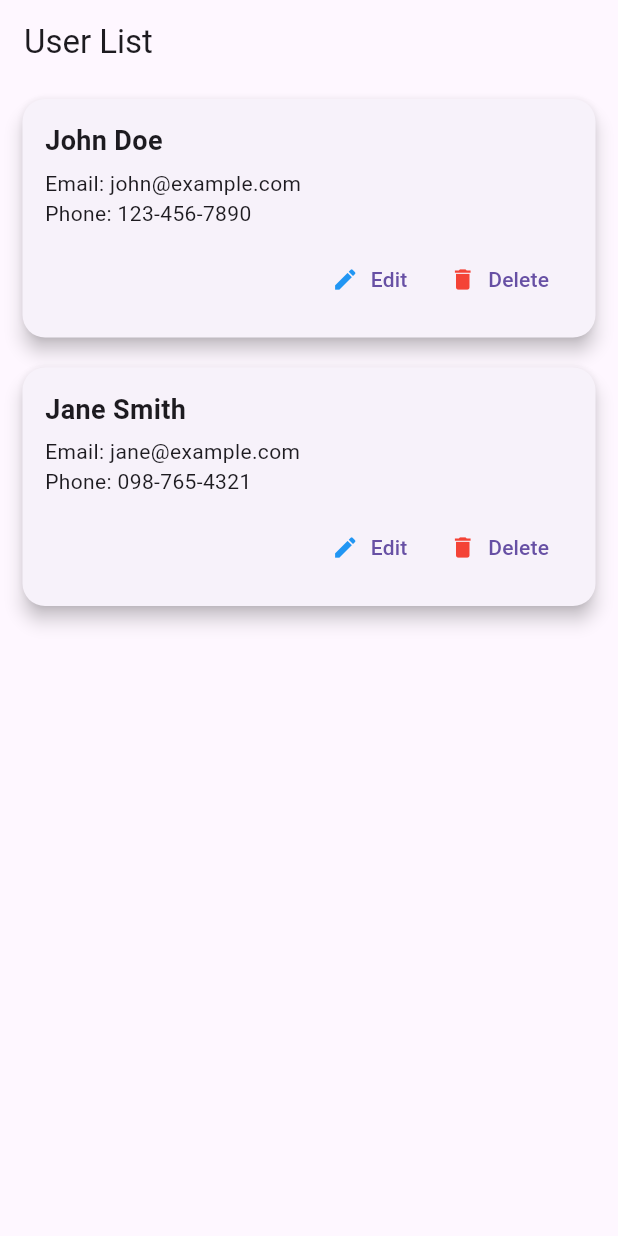
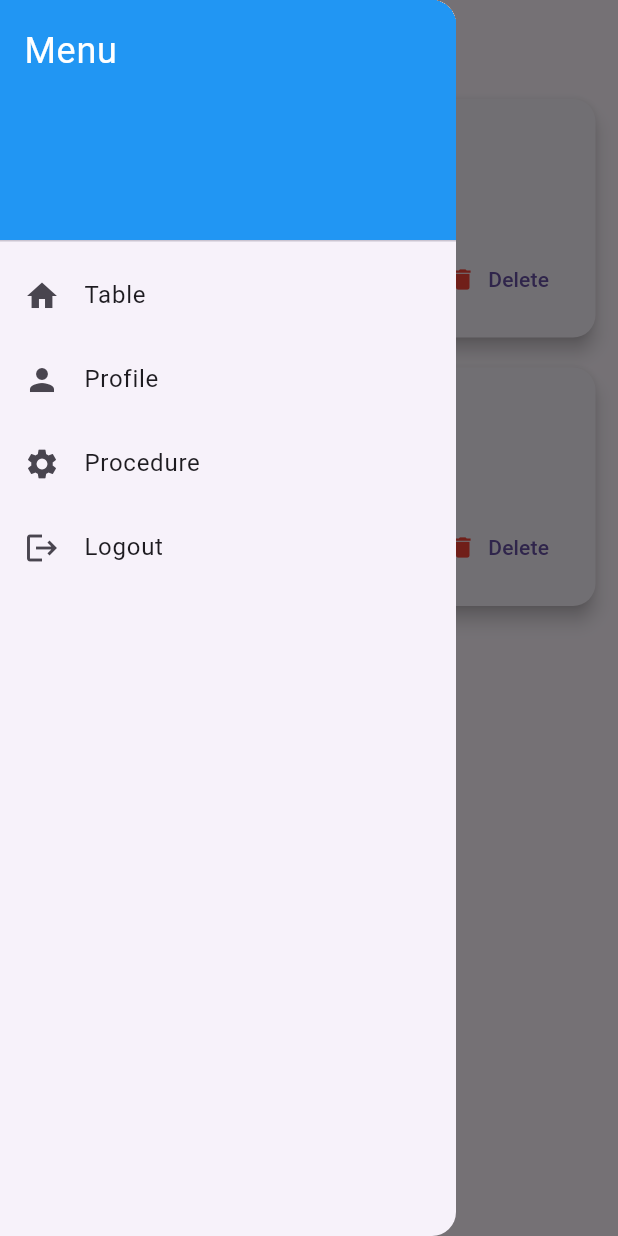
Before and after one commit to g-garcia-arv/control_medico_flutter, a Flutter app: the screen it shows after launch, with the side drawer open (before the commit the screen has no drawer), on a phone screen of 412 x 824 dp. Run offline on Flutter 3.47's test engine with Material 3 defaults, Android fonts, the phone set to English and light mode, and no system bars.

```diff
--- a/lib/index.dart
+++ b/lib/index.dart
@@ -15,6 +15,7 @@ class UserListScreen extends StatelessWidget {
       appBar: AppBar(
         title: Text("User List"),
       ),
+      drawer: AppDrawer(),
       body: ListView.builder(
         itemCount: users.length,
         itemBuilder: (context, index) {
@@ -86,3 +87,59 @@ class UserCard extends StatelessWidget {
     );
   }
 }
+
+class AppDrawer extends StatelessWidget {
+  @override
+  Widget build(BuildContext context) {
+    return Drawer(
+      child: ListView(
+        padding: EdgeInsets.zero,
+        children: <Widget>[
+          DrawerHeader(
+            decoration: BoxDecoration(
+              color: Colors.blue,
+            ),
+            child: Text(
+              'Menu',
+              style: TextStyle(
+                color: Colors.white,
+                fontSize: 24,
+              ),
+            ),
+          ),
+          ListTile(
+            leading: Icon(Icons.home),
+            title: Text('Table'),
+            onTap: () {
+              Navigator.pop(context);
+            },
+          ),
+          ListTile(
+            leading: Icon(Icons.person),
+            title: Text('Profile'),
+            onTap: () {
+              // Navegar a la pantalla de perfil
+              Navigator.pop(context);
+            },
+          ),
+          ListTile(
+            leading: Icon(Icons.settings),
+            title: Text('Procedure'),
+            onTap: () {
+              // Navegar a la pantalla de configuraciones
+              Navigator.pop(context);
+            },
+          ),
+          ListTile(
+            leading: Icon(Icons.logout),
+            title: Text('Logout'),
+            onTap: () {
+              // Lógica de cierre de sesión
+              Navigator.pop(context);
+            },
+          ),
+        ],
+      ),
+    );
+  }
+}
```
